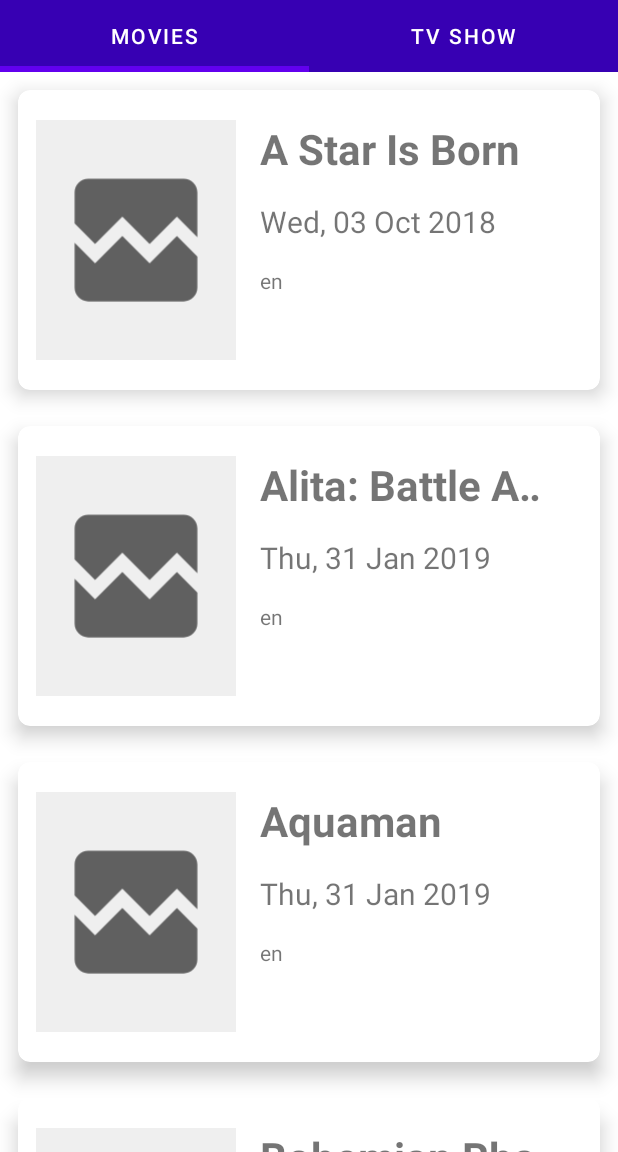
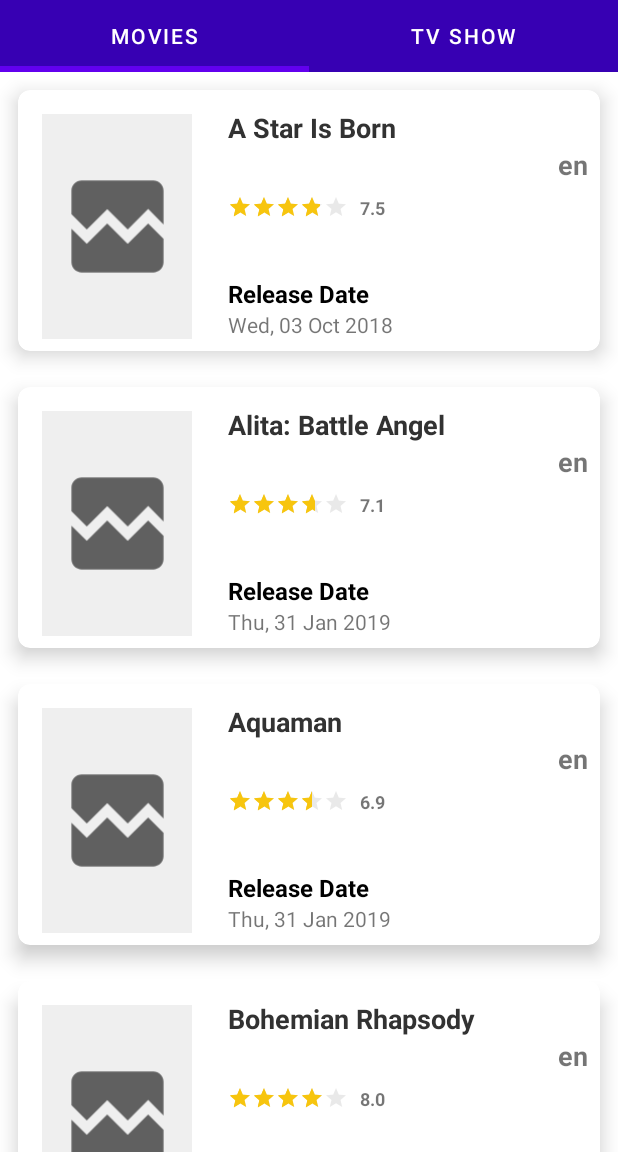
Before and after one commit to RachmanForniandi/MovieAlmanac, an Android app: the screen it shows after launch (MainActivity), on a phone screen of 412 x 824 dp, the part 84-1236 px from its top. Run offline under Robolectric (Android 15) with nearby library versions, the phone set to English and light mode, and no system bars; our stand-ins replace Picasso; libraries missing offline, so code that uses them is left out: org.jetbrains.anko.

Commit message:
Improved item both movie & tv show data.

```diff
--- a/app/src/main/java/com/example/moviealmanac/adapters/MovieAdapter.kt
+++ b/app/src/main/java/com/example/moviealmanac/adapters/MovieAdapter.kt
@@ -38,7 +38,12 @@ class MovieAdapter (private val data: ArrayList<FilmDummy>): RecyclerView.Adapte
 
     inner class MovieHolder (itemView: View):RecyclerView.ViewHolder(itemView){
         fun bind(item: FilmDummy) {
-            //val convertVote =item.voteAverage?.div(10.0)?.times(100.0)?.roundToInt().toString()
+            //val convertVoteAvg =item.voteAverage?.div(10.0)?.times(100.0)?.roundToInt().toString()
+            val convertVoteAvg =item.voteAverage.toString()
+            val valRating = item.voteAverage?.div(2.0)
+            val valForRateBar= valRating.toString()
+
+
             with(itemView){
 
                 val formatDatePremiere:String = item.releaseDate?.let {  getStringDate(it)}?: "-"
@@ -46,6 +51,9 @@ class MovieAdapter (private val data: ArrayList<FilmDummy>): RecyclerView.Adapte
                 tv_title_movie.text = item.title
                 tv_release_date.text = formatDatePremiere
                 txt_origin_language.text = item.originalLanguage
+                tv_rating_value.text = convertVoteAvg
+                rate_rating_bar.rating = valForRateBar.toFloat()
+
                 Picasso
                     .get()
                     .load(BuildConfig.BASE_URL_IMAGE_POSTER_PATH+ item.posterPath)
--- a/app/src/main/res/layout/item_movie.xml
+++ b/app/src/main/res/layout/item_movie.xml
@@ -9,69 +9,110 @@
     app:cardElevation="8dp"
     android:padding="16dp">
 
-    <LinearLayout
+    <androidx.constraintlayout.widget.ConstraintLayout
         android:layout_width="match_parent"
-        android:layout_height="match_parent"
-        android:orientation="horizontal"
-        android:layout_margin="12dp"
-        android:weightSum="3"
-        android:baselineAligned="false">
-
-        <LinearLayout
-            android:layout_width="200dp"
         android:layout_height="wrap_content"
-            android:layout_weight="1"
-            android:orientation="vertical">
+        android:padding="8dp">
 
         <ImageView
             android:id="@+id/img_movie_poster"
-                android:layout_width="200dp"
-                android:layout_height="160dp"
-                android:layout_margin="8dp"
+            android:layout_width="100dp"
+            android:layout_height="150dp"
+            android:layout_marginStart="8dp"
+            android:layout_marginTop="8dp"
+            android:contentDescription="image movie"
             android:scaleType="centerCrop"
-                android:layout_gravity="center"
             android:src="@drawable/place_holder"
-                android:contentDescription="@string/movie_poster" />
-
-        </LinearLayout>
-
-            <LinearLayout
-                android:layout_width="match_parent"
-                android:layout_height="match_parent"
-                android:layout_gravity="center_vertical"
-                android:layout_marginStart="8dp"
-                android:layout_marginEnd="8dp"
-                android:layout_weight="2"
-                android:orientation="vertical">
+            app:layout_constraintBottom_toBottomOf="parent"
+            app:layout_constraintEnd_toEndOf="parent"
+            app:layout_constraintHorizontal_bias="0.0"
+            app:layout_constraintStart_toStartOf="parent"
+            app:layout_constraintTop_toTopOf="parent" />
 
         <TextView
             android:id="@+id/tv_title_movie"
+            android:layout_width="0dp"
+            android:layout_height="wrap_content"
+            android:layout_marginStart="24dp"
+            android:layout_marginBottom="88dp"
+            android:fontFamily="sans-serif"
+            android:text="Title"
+            android:textColor="@android:color/secondary_text_light"
+            android:textSize="18sp"
+            android:textStyle="bold"
+            app:layout_constraintBottom_toBottomOf="parent"
+            app:layout_constraintEnd_toEndOf="parent"
+            app:layout_constraintStart_toEndOf="@+id/img_movie_poster"
+            app:layout_constraintTop_toTopOf="parent"
+            app:layout_constraintVertical_bias="0.100000024"
+            />
+
+        <TextView
+            android:id="@+id/txt_origin_language"
+            android:layout_width="0dp"
+            android:layout_height="wrap_content"
+            app:layout_constraintTop_toBottomOf="@id/tv_title_movie"
+            app:layout_constraintEnd_toEndOf="parent"
+            tools:text="Eng"
+            android:textStyle="bold"
+            android:textSize="18sp"/>
+
+        <RatingBar
+            android:id="@+id/rate_rating_bar"
+            style="?android:attr/ratingBarStyleSmall"
             android:layout_width="wrap_content"
             android:layout_height="wrap_content"
-                    android:layout_margin="8dp"
-                    android:ellipsize="marquee"
-                    android:singleLine="true"
-                    tools:text="Iron Man"
-                    android:lines="4"
-                    android:textSize="28sp"
-                    android:maxLines="4"
-                    android:textStyle="bold" />
+            android:layout_marginStart="24dp"
+            android:layout_marginTop="8dp"
+            app:layout_constraintStart_toEndOf="@+id/img_movie_poster"
+            app:layout_constraintTop_toBottomOf="@+id/txt_origin_language"
+            android:progressTint="@color/colorGold"
+            tools:rating="3.5"
+            android:progressBackgroundTint="@android:color/darker_gray"
+            android:secondaryProgressTint="@color/colorGold"
+            android:stepSize="0.1"
+            android:isIndicator="true" />
+
+        <TextView
+            android:id="@+id/tv_rating_value"
+            android:layout_width="wrap_content"
+            android:layout_height="wrap_content"
+            android:layout_marginStart="8dp"
+            android:layout_marginTop="8dp"
+            android:text="Rating"
+            android:textSize="12sp"
+            android:textStyle="bold"
+            app:layout_constraintStart_toEndOf="@+id/rate_rating_bar"
+            app:layout_constraintTop_toBottomOf="@+id/txt_origin_language" />
+
+
+        <TextView
+            android:id="@+id/lbl_release_date"
+            android:layout_width="0dp"
+            android:layout_height="wrap_content"
+            android:layout_marginStart="24dp"
+            android:text="Release Date"
+            android:textColor="@color/black"
+            android:textSize="16sp"
+            android:textStyle="bold"
+            app:layout_constraintEnd_toEndOf="parent"
+            app:layout_constraintStart_toEndOf="@+id/img_movie_poster"
+            app:layout_constraintTop_toTopOf="@id/tv_release_date"
+            app:layout_constraintBottom_toTopOf="@id/tv_release_date"/>
 
         <TextView
             android:id="@+id/tv_release_date"
-                    android:layout_width="wrap_content"
+            android:layout_width="0dp"
             android:layout_height="wrap_content"
-                    android:layout_margin="8dp"
-                    tools:text="dd/MM/YYYY"
-                    android:textSize="20sp" />
+            android:layout_marginStart="24dp"
+            app:layout_constraintBottom_toBottomOf="parent"
+            app:layout_constraintEnd_toEndOf="parent"
+            app:layout_constraintHorizontal_bias="0.0"
+            app:layout_constraintStart_toEndOf="@+id/img_movie_poster"
+            app:layout_constraintTop_toBottomOf="@+id/lbl_release_date"
+            app:layout_constraintVertical_bias="1.0"
+            tools:text="08 Mei 2021" />
 
-                <TextView
-                    android:id="@+id/txt_origin_language"
-                    android:layout_width="wrap_content"
-                    android:layout_height="wrap_content"
-                    android:layout_margin="8dp"
-                    tools:text="En"
-                    android:textAlignment="center"/>
-        </LinearLayout>
-    </LinearLayout>
+
+    </androidx.constraintlayout.widget.ConstraintLayout>
 </androidx.cardview.widget.CardView>
--- a/app/src/main/res/values/colors.xml
+++ b/app/src/main/res/values/colors.xml
@@ -8,4 +8,6 @@
     <color name="black">#FF000000</color>
     <color name="colorTextTertiary">#EFEFEF</color>
     <color name="white">#FFFFFFFF</color>
+    <color name="transparent">#00000000</color>
+    <color name="colorGold">#F7C50E</color>
 </resources>
```
Lines whose indentation alone changed are shown as unchanged.
